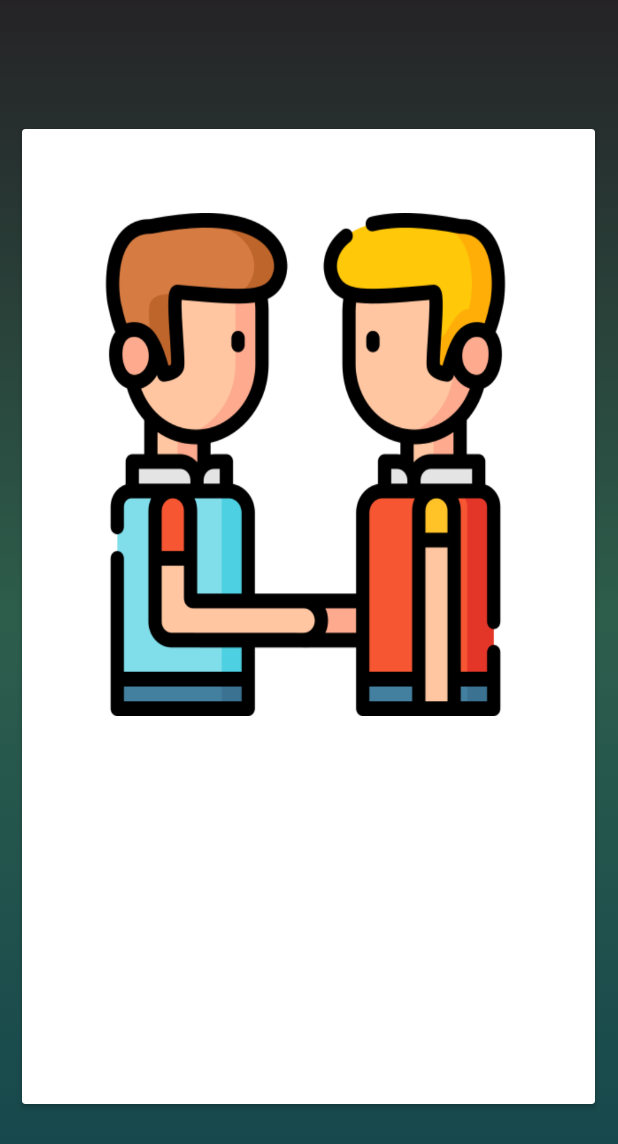
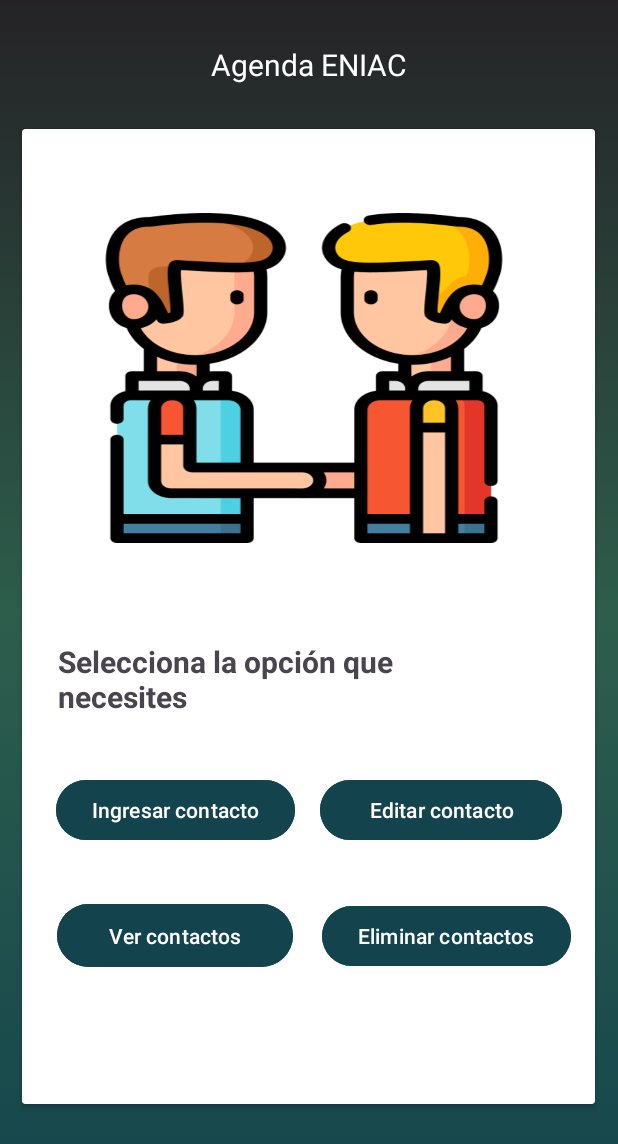
Before and after one commit to YercoCodeGreen/ProyectoAgendaContactosEniac, an Android app: the MenuAct screen opened directly, with no data from a screen before it, on a phone screen of 412 x 824 dp. Shown: the top 1144 px of the screen. Run offline under Robolectric (Android 15) with nearby library versions, the phone set to English and light mode, and no system bars.

Commit message:
Actualizacion de Activity para el Menu y el Slide

```diff
--- a/app/src/main/res/layout/activity_menu.xml
+++ b/app/src/main/res/layout/activity_menu.xml
@@ -9,6 +9,7 @@
     tools:context=".MenuAct">
 
     <androidx.cardview.widget.CardView
+        android:id="@+id/cardView2"
         android:layout_width="382dp"
         android:layout_height="650dp"
         app:layout_constraintBottom_toBottomOf="parent"
@@ -20,15 +21,97 @@
 
         <ViewFlipper
             android:id="@+id/slider"
-            android:layout_width="302dp"
-            android:layout_height="335dp"
+            android:layout_width="300dp"
+            android:layout_height="220dp"
             android:layout_marginStart="38dp"
             android:layout_marginTop="56dp"
-            android:layout_marginEnd="38dp"/>
+            android:layout_marginEnd="38dp" />
 
+        <androidx.constraintlayout.widget.ConstraintLayout
+            android:layout_width="match_parent"
+            android:layout_height="648dp">
+
+            <Button
+                android:id="@+id/button5"
+                android:layout_width="wrap_content"
+                android:layout_height="wrap_content"
+                android:backgroundTint="#13444D"
+                android:text="Eliminar contactos"
+                app:layout_constraintBottom_toBottomOf="parent"
+                app:layout_constraintEnd_toEndOf="parent"
+                app:layout_constraintHorizontal_bias="0.925"
+                app:layout_constraintStart_toStartOf="parent"
+                app:layout_constraintTop_toTopOf="parent"
+                app:layout_constraintVertical_bias="0.857" />
+
+            <Button
+                android:id="@+id/button4"
+                android:layout_width="157dp"
+                android:layout_height="50dp"
+                android:backgroundTint="#13444D"
+                android:text="Ver contactos"
+                app:layout_constraintBottom_toBottomOf="parent"
+                app:layout_constraintEnd_toEndOf="parent"
+                app:layout_constraintHorizontal_bias="0.103"
+                app:layout_constraintStart_toStartOf="parent"
+                app:layout_constraintTop_toTopOf="parent"
+                app:layout_constraintVertical_bias="0.857" />
+
+            <Button
+                android:id="@+id/button3"
+                android:layout_width="161dp"
+                android:layout_height="48dp"
+                android:backgroundTint="#13444D"
+                android:text="Editar contacto"
+                app:layout_constraintBottom_toBottomOf="parent"
+                app:layout_constraintEnd_toEndOf="parent"
+                app:layout_constraintHorizontal_bias="0.9"
+                app:layout_constraintStart_toStartOf="parent"
+                app:layout_constraintTop_toTopOf="parent"
+                app:layout_constraintVertical_bias="0.717" />
+
+            <Button
+                android:id="@+id/button2"
+                android:layout_width="wrap_content"
+                android:layout_height="wrap_content"
+                android:backgroundTint="#13444D"
+                android:text="Ingresar contacto"
+                app:layout_constraintBottom_toBottomOf="parent"
+                app:layout_constraintEnd_toEndOf="parent"
+                app:layout_constraintHorizontal_bias="0.103"
+                app:layout_constraintStart_toStartOf="parent"
+                app:layout_constraintTop_toTopOf="parent"
+                app:layout_constraintVertical_bias="0.717" />
+
+            <TextView
+                android:id="@+id/textView3"
+                android:layout_width="267dp"
+                android:layout_height="55dp"
+                android:text="Selecciona la opción que necesites"
+                android:textSize="20sp"
+                android:textStyle="bold"
+                app:layout_constraintBottom_toBottomOf="parent"
+                app:layout_constraintEnd_toEndOf="parent"
+                app:layout_constraintHorizontal_bias="0.207"
+                app:layout_constraintStart_toStartOf="parent"
+                app:layout_constraintTop_toTopOf="parent"
+                app:layout_constraintVertical_bias="0.576" />
+        </androidx.constraintlayout.widget.ConstraintLayout>
 
 
     </androidx.cardview.widget.CardView>
 
+    <TextView
+        android:id="@+id/textView2"
+        android:layout_width="wrap_content"
+        android:layout_height="wrap_content"
+        android:text="Agenda ENIAC"
+        android:textColor="#FFFFFF"
+        android:textSize="20sp"
+        app:layout_constraintBottom_toTopOf="@+id/cardView2"
+        app:layout_constraintEnd_toEndOf="parent"
+        app:layout_constraintStart_toStartOf="parent"
+        app:layout_constraintTop_toTopOf="parent" />
+
 
 </androidx.constraintlayout.widget.ConstraintLayout>
```
